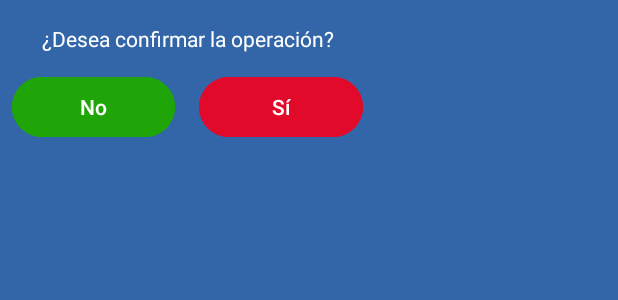
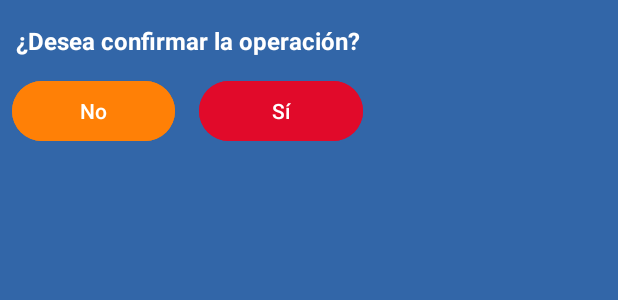
Before and after one commit to PabloMSS/Buscador_CRUD_Firebase_MVVM, an Android app: the layout dialog_confirm.xml on its own in the app's theme, with its tools: preview values and no code run, on a phone screen of 412 x 824 dp. Shown: the top 300 px of the screen. Run offline under Robolectric (Android 15) with nearby library versions, the phone set to English and light mode, and no system bars.

Commit message:
Update Config

```diff
--- a/app/src/main/AndroidManifest.xml
+++ b/app/src/main/AndroidManifest.xml
@@ -13,6 +13,7 @@
         android:roundIcon="@mipmap/ic_launcher_round"
         android:supportsRtl="true"
         android:theme="@style/Theme.Buscador_Cruceros"
+        android:screenOrientation="portrait"
         tools:targetApi="31">
         <activity
             android:name=".EditCrucero"
--- a/app/src/main/res/layout/dialog_confirm.xml
+++ b/app/src/main/res/layout/dialog_confirm.xml
@@ -14,7 +14,9 @@
         tools:text="¿Desea confirmar la operación?"
         android:textColor="@color/white"
         android:gravity="center"
-        android:layout_marginBottom="12dp"/>
+        android:layout_marginBottom="12dp"
+        android:textStyle="bold"
+        android:textSize="16dp"/>
 
     <androidx.appcompat.widget.LinearLayoutCompat
         android:layout_width="match_parent"
--- a/app/src/main/res/layout/dialog_year.xml
+++ b/app/src/main/res/layout/dialog_year.xml
@@ -40,5 +40,5 @@
         android:text="@string/confirmar_año"
         android:gravity="center"
         android:layout_marginHorizontal="16dp"
-        android:backgroundTint="@color/btn_no"/>
+        android:backgroundTint="@color/btn_confirm"/>
 </LinearLayout>
--- a/app/src/main/res/values/colors.xml
+++ b/app/src/main/res/values/colors.xml
@@ -5,6 +5,7 @@
     <color name="principal_color">#3266a8</color>
     <color name="secondary_color">#ff8006</color>
     <color name="btn_add_color">#EFAE4E</color>
+    <color name="btn_confirm">#20A508</color>
     <color name="btn_si">#E10A2A</color>
-    <color name="btn_no">#20A508</color>
+    <color name="btn_no">#ff8006</color>
 </resources>
```
